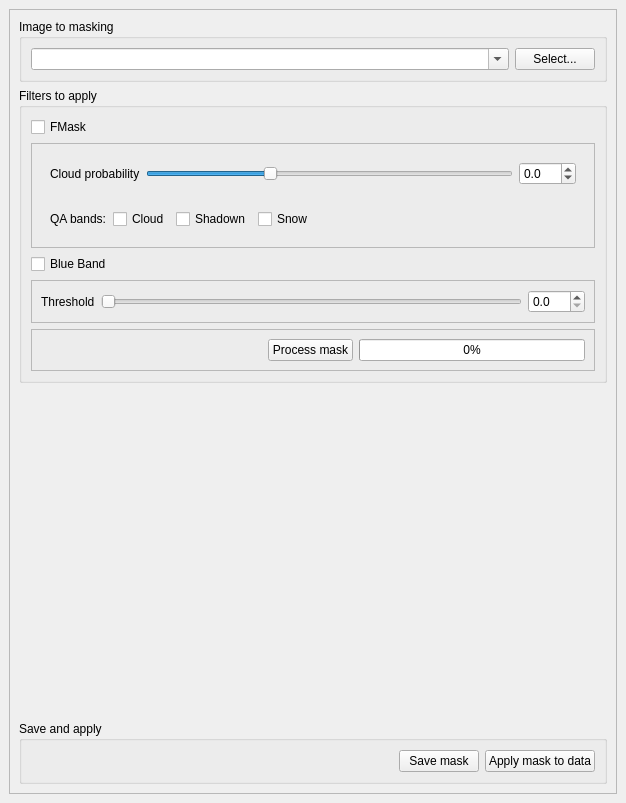
SMByC/CloudMasking, file cloud_masking_dockwidget_base.ui: the form before one commit.
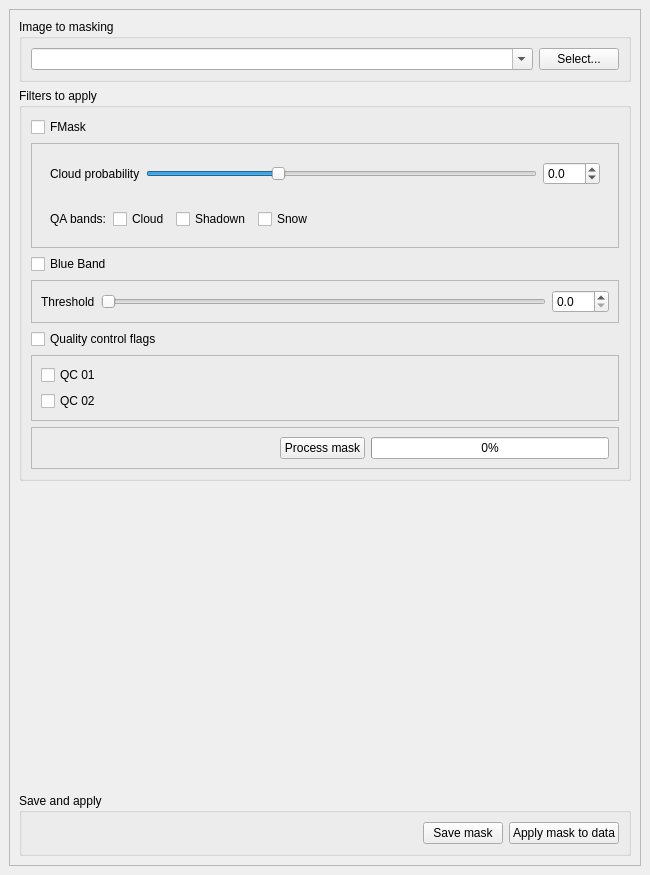
The form after the commit.

Commit message: Added the initial frame for quality control flags in UI

```diff
--- a/cloud_masking_dockwidget_base.ui
+++ b/cloud_masking_dockwidget_base.ui
@@ -6,8 +6,8 @@
    <rect>
     <x>0</x>
     <y>0</y>
-    <width>626</width>
-    <height>803</height>
+    <width>650</width>
+    <height>875</height>
    </rect>
   </property>
   <property name="windowTitle">
@@ -31,8 +31,8 @@
         <rect>
          <x>0</x>
          <y>0</y>
-         <width>606</width>
-         <height>754</height>
+         <width>630</width>
+         <height>826</height>
         </rect>
        </property>
        <layout class="QVBoxLayout" name="verticalLayout">
@@ -81,7 +81,7 @@
              </property>
             </widget>
            </item>
-           <item row="3" column="1">
+           <item row="4" column="1">
             <widget class="QFrame" name="frame_BlueBand">
              <property name="enabled">
               <bool>true</bool>
@@ -139,7 +139,7 @@
              </property>
             </widget>
            </item>
-           <item row="4" column="1" rowspan="3">
+           <item row="7" column="1" rowspan="3">
             <widget class="QFrame" name="frame">
              <property name="frameShape">
               <enum>QFrame::StyledPanel</enum>
@@ -288,6 +288,39 @@
              </layout>
             </widget>
            </item>
+           <item row="5" column="1">
+            <widget class="QCheckBox" name="checkBox_QCflags">
+             <property name="text">
+              <string>Quality control flags</string>
+             </property>
+            </widget>
+           </item>
+           <item row="6" column="1">
+            <widget class="QFrame" name="frame_QCflags">
+             <property name="frameShape">
+              <enum>QFrame::StyledPanel</enum>
+             </property>
+             <property name="frameShadow">
+              <enum>QFrame::Raised</enum>
+             </property>
+             <layout class="QGridLayout" name="gridLayout_6">
+              <item row="1" column="0">
+               <widget class="QCheckBox" name="checkBox_4">
+                <property name="text">
+                 <string>QC 01</string>
+                </property>
+               </widget>
+              </item>
+              <item row="2" column="0">
+               <widget class="QCheckBox" name="checkBox_5">
+                <property name="text">
+                 <string>QC 02</string>
+                </property>
+               </widget>
+              </item>
+             </layout>
+            </widget>
+           </item>
           </layout>
          </widget>
         </item>
```
Left out of the diff: 16 changed lines with no effect on the pictures. The commit also changes 1 other file.
